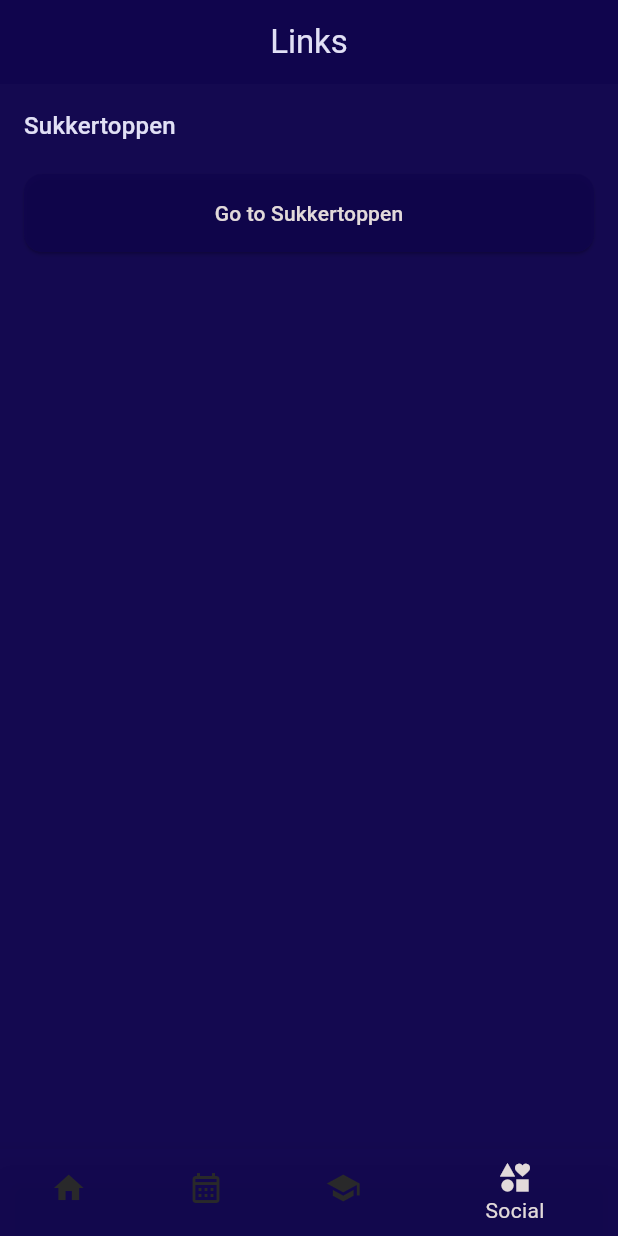
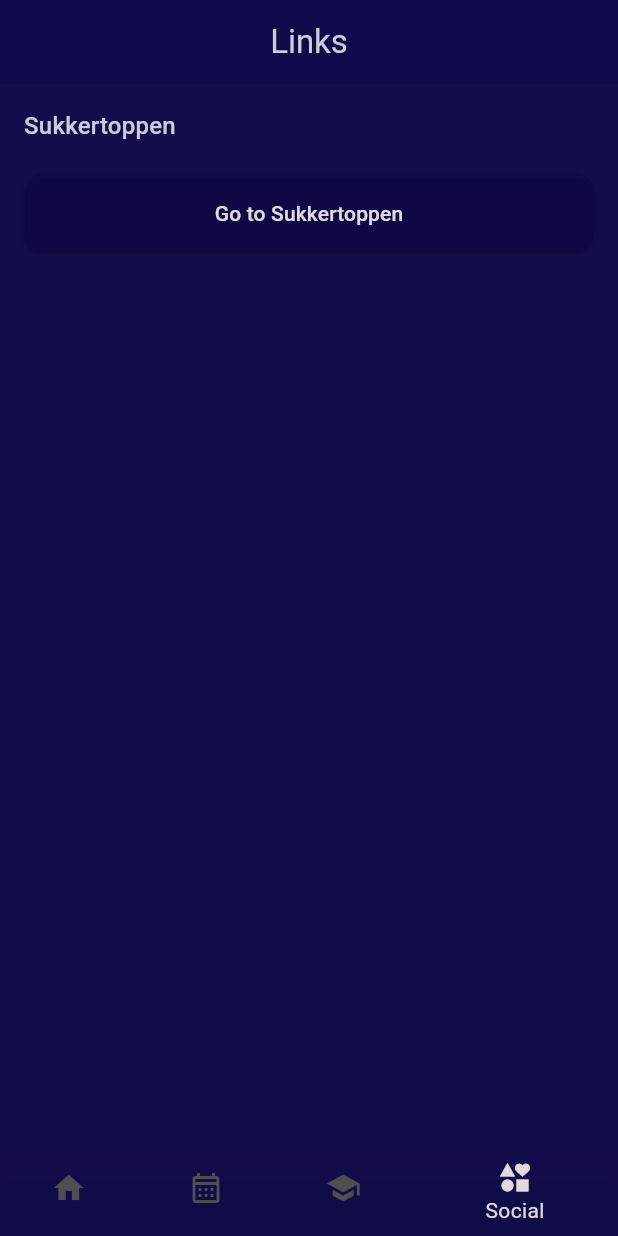
Before and after one commit to ida-fam/sukkertoppen_app, a Flutter app: the screen it shows after launch, item 4 of the bottom bar chosen, on a phone screen of 412 x 824 dp. Run offline on Flutter 3.47's test engine with Material 3 defaults, Android fonts, the phone set to English and light mode, and no system bars; our stand-ins replace webview_flutter.

```diff
--- a/lib/main.dart
+++ b/lib/main.dart
@@ -62,11 +62,11 @@ class MyApp extends StatelessWidget {
     final ColorScheme colorScheme = ColorScheme(
       primary: const Color.fromARGB(255, 226, 218, 218),
       secondary: const Color.fromARGB(255, 69, 70, 70),
-      surface: const Color.fromARGB(224, 16, 5, 77),
+      surface: const Color.fromARGB(223, 14, 9, 72),
       error: Colors.red,
       onPrimary: const Color.fromARGB(255, 13, 13, 13),
-      onSecondary: const Color.fromARGB(255, 41, 41, 42),
-      onSurface: const Color.fromARGB(255, 225, 224, 245),
+      onSecondary: const Color.fromRGBO(79, 79, 81, 1),
+      onSurface: const Color.fromARGB(255, 204, 204, 214),
       onError: Colors.white,
       brightness: Brightness.light,
     );
@@ -115,7 +115,7 @@ class _MainPageState extends State<MainPage> {
         items: [
           BottomNavigationBarItem(
             icon: Icon(Icons.home),
-            label: 'Home',
+            label: 'Hjem',
           ),
           BottomNavigationBarItem(
             icon: Icon(Icons.calendar_month_outlined),
@@ -156,6 +156,7 @@ class SkemaSide extends StatelessWidget {
           ScheduleView(
             schedule: '1g-Klasse',
             timeSlots: [
+              'Mandag',
               '08:15 - 09:45: Matematik',
               '10:00 - 11:30: Engelsk',
               '12:45 - 14:15: Biologi',
@@ -165,6 +166,7 @@ class SkemaSide extends StatelessWidget {
           ScheduleView(
             schedule: '2g-Klasse',
             timeSlots: [
+              'Tirsdag',
               '08:15 - 09:45: Fysik',
               '10:00 - 11:30: Kemi',
               '12:45 - 14:15: Idehistroie',
@@ -173,6 +175,7 @@ class SkemaSide extends StatelessWidget {
           ScheduleView(
             schedule: '3g-Klasse',
             timeSlots: [
+              'Onsdag',
               '10:00 - 11:30: Valgfag',
               '12:45 - 14:15: Matematik',
               '14:30 - 16:00: Kemi',
@@ -217,11 +220,12 @@ class PostItPicturesPage extends StatelessWidget {
   Widget build(BuildContext context) {
     // List of image paths
     final List<String> images = [
-      'assets/images/metal.png',
+      'assets/images/Skole.png',
       'assets/images/skate.png',
       'assets/images/celle.png',
       'assets/images/aften.png',
       'assets/images/fest.png',
+      'assets/images/metal.png'
       // Add more image paths as needed
     ];
 
@@ -304,9 +308,14 @@ class LinksSide extends StatelessWidget {
       'title': 'Sukkertoppen',
       'url': 'https://www.nextkbh.dk/gymnasier/sukkertoppen-gymnasium/'
     },
-    {'title': 'YouTube', 'url': 'https://youtube.com'},
-    {'title': 'DR', 'url': 'https://dr.dk'},
-    {'title': 'TV2', 'url': 'https://tv2.dk'},
+    {
+      'title': 'Sukkerbloggen',
+      'url': 'https://www.youtube.com/channel/UCuhde7D51gq5tgowxqNIpLA'
+    },
+    {
+      'title': 'Sukkertoppen instagram',
+      'url': 'https://www.instagram.com/sukkertoppengym/'
+    },
   ];
 
   @override
```
